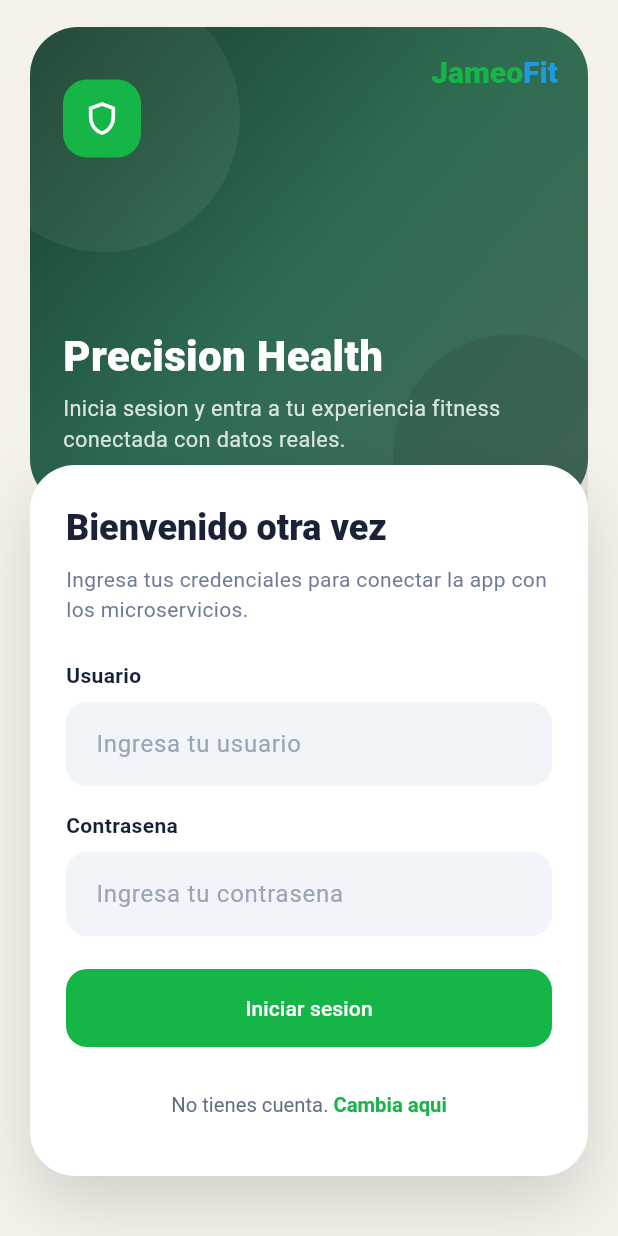
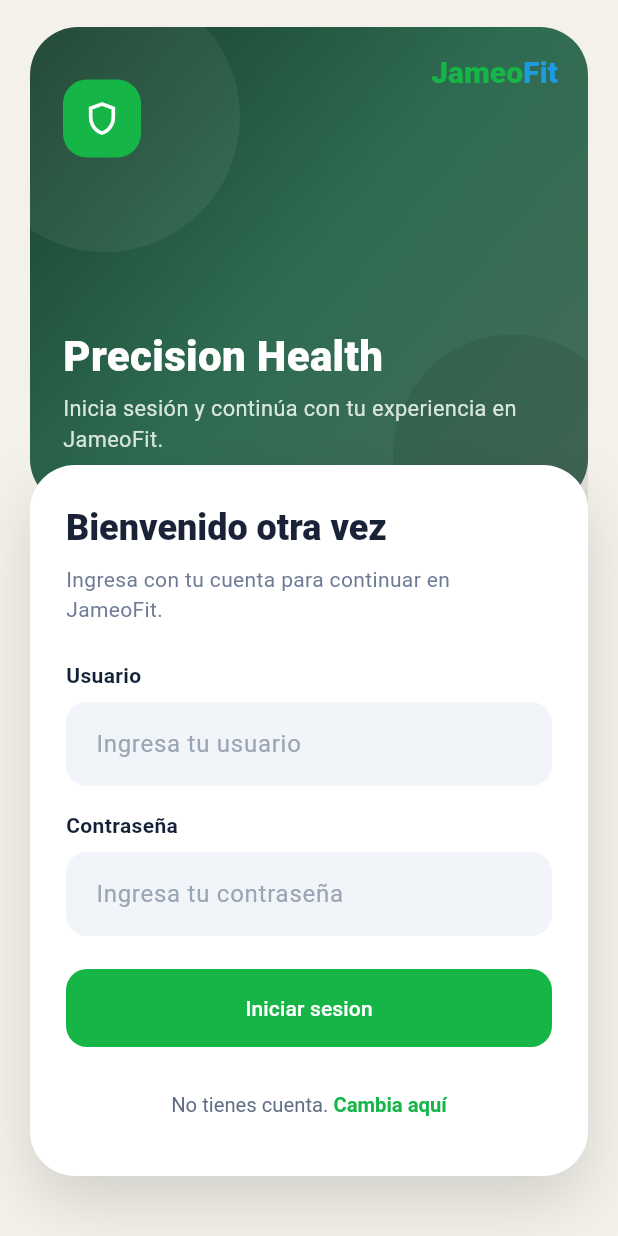
Before and after one commit to G3-Soluciones-IOT/mobile, a Flutter app: the screen it shows after launch, on a phone screen of 412 x 824 dp. Run offline on Flutter 3.47's test engine with Material 3 defaults, Android fonts, the phone set to English and light mode, and no system bars; Roboto replaces fonts that are missing (Georgia).

Commit message:
fix(mobile): refine auth copy for end users

```diff
--- a/lib/features/auth/presentation/pages/login_page.dart
+++ b/lib/features/auth/presentation/pages/login_page.dart
@@ -105,8 +105,8 @@
                                 const SizedBox(height: 8),
                                 Text(
                                   _isSignUpMode
-                                      ? 'Registra tu usuario para entrar a JameoFit desde mobile.'
-                                      : 'Ingresa tus credenciales para conectar la app con los microservicios.',
+                                      ? 'Crea tu cuenta para empezar a usar JameoFit.'
+                                      : 'Ingresa con tu cuenta para continuar en JameoFit.',
                                   style: const TextStyle(
                                     color: Color(0xFF6E7A96),
                                     fontSize: 14,
@@ -155,7 +155,7 @@
                                   },
                                 ),
                                 const SizedBox(height: 16),
-                                _InputLabel(label: 'Contrasena'),
+                                _InputLabel(label: 'Contraseña'),
                                 const SizedBox(height: 8),
                                 TextFormField(
                                   controller: _passwordController,
@@ -167,21 +167,21 @@
                                   decoration: _inputDecoration(
                                     _isSignUpMode
                                         ? 'Minimo 8 caracteres'
-                                        : 'Ingresa tu contrasena',
+                                        : 'Ingresa tu contraseña',
                                   ),
                                   validator: (value) {
                                     if (value == null || value.isEmpty) {
-                                      return 'Ingresa tu contrasena.';
+                                      return 'Ingresa tu contraseña.';
                                     }
                                     if (_isSignUpMode && value.length < 8) {
-                                      return 'La contrasena debe tener al menos 8 caracteres.';
+                                      return 'La contraseña debe tener al menos 8 caracteres.';
                                     }
                                     return null;
                                   },
                                 ),
                                 if (_isSignUpMode) ...[
                                   const SizedBox(height: 16),
-                                  _InputLabel(label: 'Confirmar contrasena'),
+                                  _InputLabel(label: 'Confirmar contraseña'),
                                   const SizedBox(height: 8),
                                   TextFormField(
                                     controller: _confirmPasswordController,
@@ -189,14 +189,14 @@
                                     textInputAction: TextInputAction.done,
                                     onFieldSubmitted: (_) => _submit(),
                                     decoration: _inputDecoration(
-                                      'Repite tu contrasena',
+                                      'Repite tu contraseña',
                                     ),
                                     validator: (value) {
                                       if (value == null || value.isEmpty) {
-                                        return 'Confirma tu contrasena.';
+                                        return 'Confirma tu contraseña.';
                                       }
                                       if (value != _passwordController.text) {
-                                        return 'Las contrasenas no coinciden.';
+                                        return 'Las contraseñas no coinciden.';
                                       }
                                       return null;
                                     },
@@ -262,7 +262,7 @@
                                                 : 'No tienes cuenta. ',
                                           ),
                                           const TextSpan(
-                                            text: 'Cambia aqui',
+                                            text: 'Cambia aquí',
                                             style: TextStyle(
                                               color: AppTheme.brandGreen,
                                               fontWeight: FontWeight.w700,
@@ -276,7 +276,7 @@
                                 if (_isSignUpMode) ...[
                                   const SizedBox(height: 8),
                                   const Text(
-                                    'Por ahora el registro mobile crea solo el usuario en IAM.',
+                                    'Podrás completar tu perfil después de crear tu cuenta.',
                                     style: TextStyle(
                                       color: Color(0xFF8892A6),
                                       fontSize: 12.5,
@@ -431,8 +431,8 @@
                     const SizedBox(height: 10),
                     Text(
                       isSignUpMode
-                          ? 'Empieza en JameoFit con una cuenta lista para conectarse al backend.'
-                          : 'Inicia sesion y entra a tu experiencia fitness conectada con datos reales.',
+                          ? 'Crea tu cuenta y empieza a llevar tu progreso en un solo lugar.'
+                          : 'Inicia sesión y continúa con tu experiencia en JameoFit.',
                       style: const TextStyle(
                         color: Color(0xFFD7E5DE),
                         fontSize: 14.5,
```
